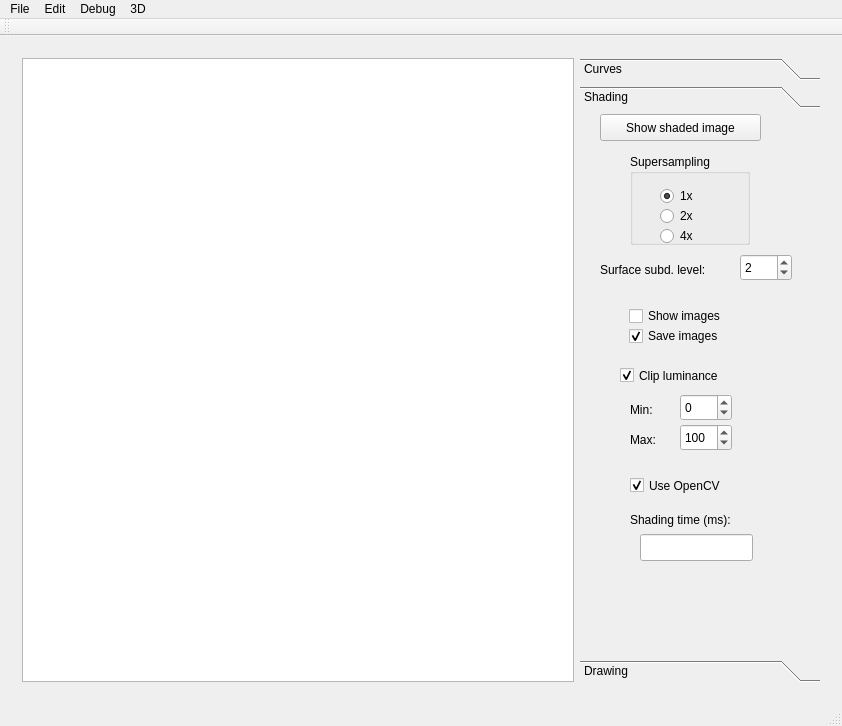
This is mainwindow.ui in ftasse/ShadingCurves as Qt 5 draws it before an edit. The edited form follows.
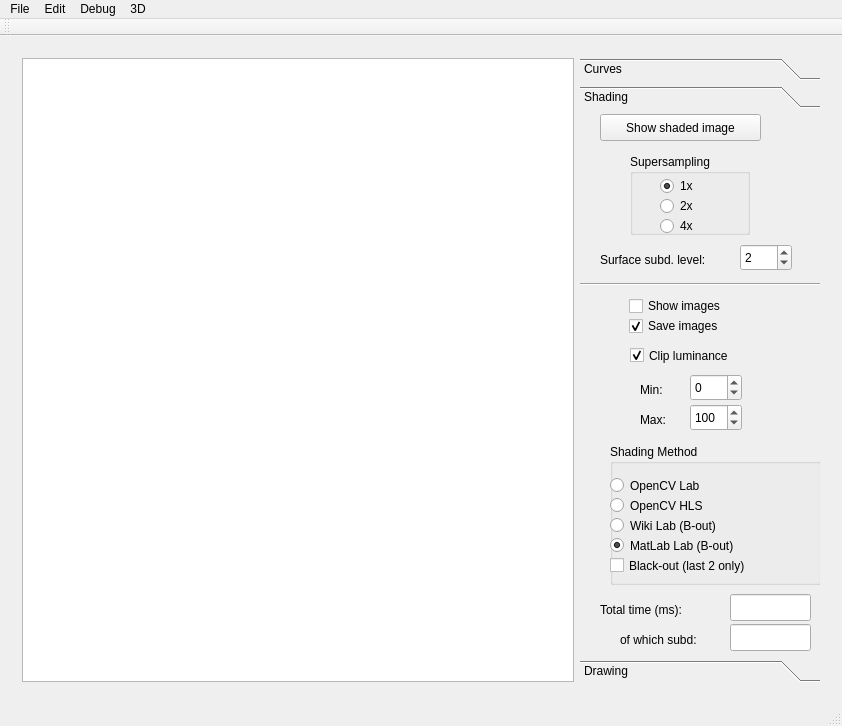
This is the edited form. Custom widgets are drawn as their Qt base class.

Commit message: Many changes: timing, Lab<->RGB + black-out, shading, RGB cube in Lab

```diff
--- a/mainwindow.ui
+++ b/mainwindow.ui
@@ -361,7 +361,7 @@
              <x>50</x>
              <y>40</y>
              <width>120</width>
-             <height>91</height>
+             <height>81</height>
             </rect>
            </property>
            <property name="title">
@@ -371,7 +371,7 @@
             <property name="geometry">
              <rect>
               <x>30</x>
-              <y>30</y>
+              <y>20</y>
               <width>51</width>
               <height>24</height>
              </rect>
@@ -387,7 +387,7 @@
             <property name="geometry">
              <rect>
               <x>30</x>
-              <y>50</y>
+              <y>40</y>
               <width>51</width>
               <height>24</height>
              </rect>
@@ -400,7 +400,7 @@
             <property name="geometry">
              <rect>
               <x>30</x>
-              <y>70</y>
+              <y>60</y>
               <width>51</width>
               <height>24</height>
              </rect>
@@ -414,7 +414,7 @@
            <property name="geometry">
             <rect>
              <x>49</x>
-             <y>190</y>
+             <y>180</y>
              <width>131</width>
              <height>24</height>
             </rect>
@@ -430,7 +430,7 @@
            <property name="geometry">
             <rect>
              <x>49</x>
-             <y>210</y>
+             <y>200</y>
              <width>131</width>
              <height>24</height>
             </rect>
@@ -446,7 +446,7 @@
            <property name="geometry">
             <rect>
              <x>160</x>
-             <y>140</y>
+             <y>130</y>
              <width>52</width>
              <height>27</height>
             </rect>
@@ -462,9 +462,9 @@
            <property name="geometry">
             <rect>
              <x>20</x>
-             <y>145</y>
+             <y>130</y>
              <width>131</width>
-             <height>21</height>
+             <height>31</height>
             </rect>
            </property>
            <property name="text">
@@ -474,8 +474,8 @@
           <widget class="QCheckBox" name="clipping">
            <property name="geometry">
             <rect>
-             <x>40</x>
-             <y>250</y>
+             <x>50</x>
+             <y>230</y>
              <width>131</width>
              <height>23</height>
             </rect>
@@ -490,8 +490,8 @@
           <widget class="QSpinBox" name="clipMin">
            <property name="geometry">
             <rect>
-             <x>100</x>
-             <y>280</y>
+             <x>110</x>
+             <y>260</y>
              <width>52</width>
              <height>27</height>
             </rect>
@@ -506,8 +506,8 @@
           <widget class="QLabel" name="label_8">
            <property name="geometry">
             <rect>
-             <x>50</x>
-             <y>280</y>
+             <x>60</x>
+             <y>260</y>
              <width>41</width>
              <height>31</height>
             </rect>
@@ -519,8 +519,8 @@
           <widget class="QLabel" name="label_9">
            <property name="geometry">
             <rect>
-             <x>50</x>
-             <y>310</y>
+             <x>60</x>
+             <y>290</y>
              <width>41</width>
              <height>31</height>
             </rect>
@@ -532,8 +532,8 @@
           <widget class="QSpinBox" name="clipMax">
            <property name="geometry">
             <rect>
-             <x>100</x>
-             <y>310</y>
+             <x>110</x>
+             <y>290</y>
              <width>52</width>
              <height>27</height>
             </rect>
@@ -545,41 +545,25 @@
             <number>100</number>
            </property>
           </widget>
-          <widget class="QCheckBox" name="openCV">
-           <property name="geometry">
-            <rect>
-             <x>50</x>
-             <y>360</y>
-             <width>121</width>
-             <height>23</height>
-            </rect>
-           </property>
-           <property name="text">
-            <string>Use OpenCV</string>
-           </property>
-           <property name="checked">
-            <bool>true</bool>
-           </property>
-          </widget>
           <widget class="QLabel" name="label_10">
            <property name="geometry">
             <rect>
-             <x>50</x>
-             <y>390</y>
-             <width>131</width>
+             <x>20</x>
+             <y>480</y>
+             <width>111</width>
              <height>31</height>
             </rect>
            </property>
            <property name="text">
-            <string>Shading time (ms):</string>
+            <string>Total time (ms):</string>
            </property>
           </widget>
           <widget class="QLineEdit" name="timeOutput">
            <property name="geometry">
             <rect>
-             <x>60</x>
-             <y>420</y>
-             <width>113</width>
+             <x>150</x>
+             <y>480</y>
+             <width>81</width>
              <height>27</height>
             </rect>
            </property>
@@ -587,6 +571,135 @@
             <set>Qt::AlignRight|Qt::AlignTrailing|Qt::AlignVCenter</set>
            </property>
           </widget>
+          <widget class="QGroupBox" name="groupBox_2">
+           <property name="geometry">
+            <rect>
+             <x>30</x>
+             <y>330</y>
+             <width>211</width>
+             <height>141</height>
+            </rect>
+           </property>
+           <property name="title">
+            <string>Shading Method</string>
+           </property>
+           <widget class="QRadioButton" name="shadingLab">
+            <property name="geometry">
+             <rect>
+              <x>0</x>
+              <y>30</y>
+              <width>121</width>
+              <height>23</height>
+             </rect>
+            </property>
+            <property name="text">
+             <string>OpenCV Lab</string>
+            </property>
+            <property name="checked">
+             <bool>false</bool>
+            </property>
+           </widget>
+           <widget class="QRadioButton" name="shadingHLS">
+            <property name="geometry">
+             <rect>
+              <x>0</x>
+              <y>50</y>
+              <width>121</width>
+              <height>23</height>
+             </rect>
+            </property>
+            <property name="text">
+             <string>OpenCV HLS</string>
+            </property>
+           </widget>
+           <widget class="QRadioButton" name="shadingOwn">
+            <property name="geometry">
+             <rect>
+              <x>0</x>
+              <y>70</y>
+              <width>171</width>
+              <height>23</height>
+             </rect>
+            </property>
+            <property name="text">
+             <string>Wiki Lab (B-out)</string>
+            </property>
+           </widget>
+           <widget class="QRadioButton" name="shadingMatlab">
+            <property name="geometry">
+             <rect>
+              <x>0</x>
+              <y>90</y>
+              <width>171</width>
+              <height>23</height>
+             </rect>
+            </property>
+            <property name="text">
+             <string>MatLab Lab (B-out)</string>
+            </property>
+            <property name="checked">
+             <bool>true</bool>
+            </property>
+           </widget>
+           <widget class="QCheckBox" name="blackOut">
+            <property name="geometry">
+             <rect>
+              <x>0</x>
+              <y>110</y>
+              <width>181</width>
+              <height>23</height>
+             </rect>
+            </property>
+            <property name="text">
+             <string>Black-out (last 2 only)</string>
+            </property>
+           </widget>
+          </widget>
+          <widget class="Line" name="line">
+           <property name="geometry">
+            <rect>
+             <x>0</x>
+             <y>160</y>
+             <width>251</width>
+             <height>20</height>
+            </rect>
+           </property>
+           <property name="sizePolicy">
+            <sizepolicy hsizetype="Expanding" vsizetype="Fixed">
+             <horstretch>0</horstretch>
+             <verstretch>0</verstretch>
+            </sizepolicy>
+           </property>
+           <property name="orientation">
+            <enum>Qt::Horizontal</enum>
+           </property>
+          </widget>
+          <widget class="QLineEdit" name="timeOutputSub">
+           <property name="geometry">
+            <rect>
+             <x>150</x>
+             <y>510</y>
+             <width>81</width>
+             <height>27</height>
+            </rect>
+           </property>
+           <property name="alignment">
+            <set>Qt::AlignRight|Qt::AlignTrailing|Qt::AlignVCenter</set>
+           </property>
+          </widget>
+          <widget class="QLabel" name="label_11">
+           <property name="geometry">
+            <rect>
+             <x>40</x>
+             <y>510</y>
+             <width>101</width>
+             <height>31</height>
+            </rect>
+           </property>
+           <property name="text">
+            <string>of which subd:</string>
+           </property>
+          </widget>
          </widget>
          <widget class="QWidget" name="drawing_toolbox">
           <property name="geometry">
```
The commit also changes 9 other files.
